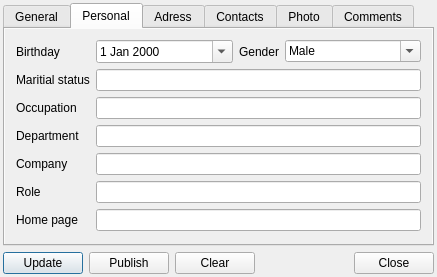
Before: the Qt Designer form Vacuum/trunk/src/plugins/vCard/vcarddialog.ui in vacuum-im/vacuum-im, drawn with Qt 5.
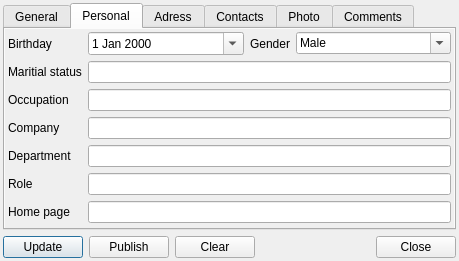
After: the same form once the commit is applied. The open tabs and pages were chosen to show the change.

Commit message: Небольшие изменения в диалоге VCardDialog.

Patch:
```diff
--- a/Vacuum/trunk/src/plugins/vCard/vcarddialog.ui
+++ b/Vacuum/trunk/src/plugins/vCard/vcarddialog.ui
@@ -5,7 +5,7 @@
    <rect>
     <x>0</x>
     <y>0</y>
-    <width>437</width>
+    <width>459</width>
     <height>259</height>
    </rect>
   </property>
@@ -126,6 +126,18 @@
        <string>Personal</string>
       </attribute>
       <layout class="QGridLayout" >
+       <property name="leftMargin" >
+        <number>3</number>
+       </property>
+       <property name="topMargin" >
+        <number>3</number>
+       </property>
+       <property name="rightMargin" >
+        <number>3</number>
+       </property>
+       <property name="bottomMargin" >
+        <number>3</number>
+       </property>
        <item row="0" column="0" >
         <widget class="QLabel" name="lblBirthday" >
          <property name="text" >
@@ -212,19 +224,6 @@
         <widget class="QLineEdit" name="lneTitle" />
        </item>
        <item row="3" column="0" >
-        <widget class="QLabel" name="lblDepartment" >
-         <property name="text" >
-          <string>Department</string>
-         </property>
-         <property name="buddy" >
-          <cstring>lneDepartment</cstring>
-         </property>
-        </widget>
-       </item>
-       <item row="3" column="1" colspan="3" >
-        <widget class="QLineEdit" name="lneDepartment" />
-       </item>
-       <item row="4" column="0" >
         <widget class="QLabel" name="lblCompany" >
          <property name="text" >
           <string>Company</string>
@@ -234,9 +233,22 @@
          </property>
         </widget>
        </item>
-       <item row="4" column="1" colspan="3" >
+       <item row="3" column="1" colspan="3" >
         <widget class="QLineEdit" name="lneCompany" />
        </item>
+       <item row="4" column="0" >
+        <widget class="QLabel" name="lblDepartment" >
+         <property name="text" >
+          <string>Department</string>
+         </property>
+         <property name="buddy" >
+          <cstring>lneDepartment</cstring>
+         </property>
+        </widget>
+       </item>
+       <item row="4" column="1" colspan="3" >
+        <widget class="QLineEdit" name="lneDepartment" />
+       </item>
        <item row="5" column="0" >
         <widget class="QLabel" name="lblRole" >
          <property name="text" >
```
Left out of the diff: 12 changed lines with no effect on the pictures. The commit also changes 1 other file.
